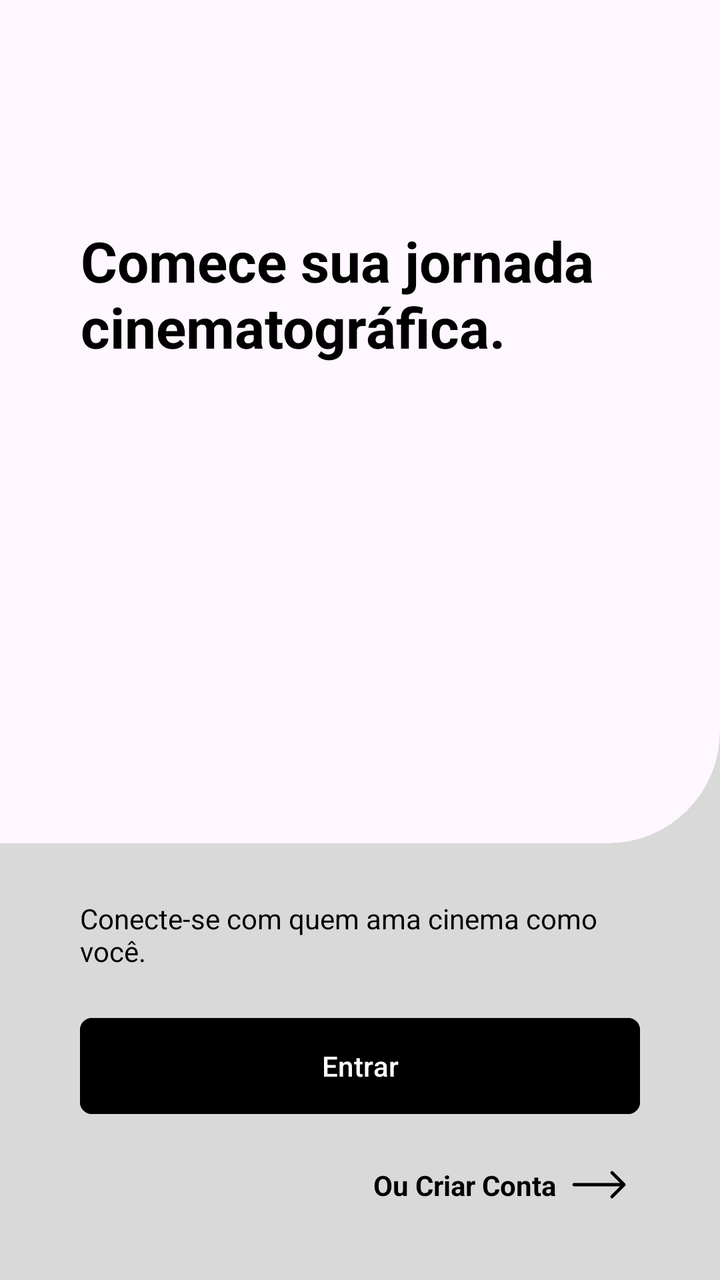
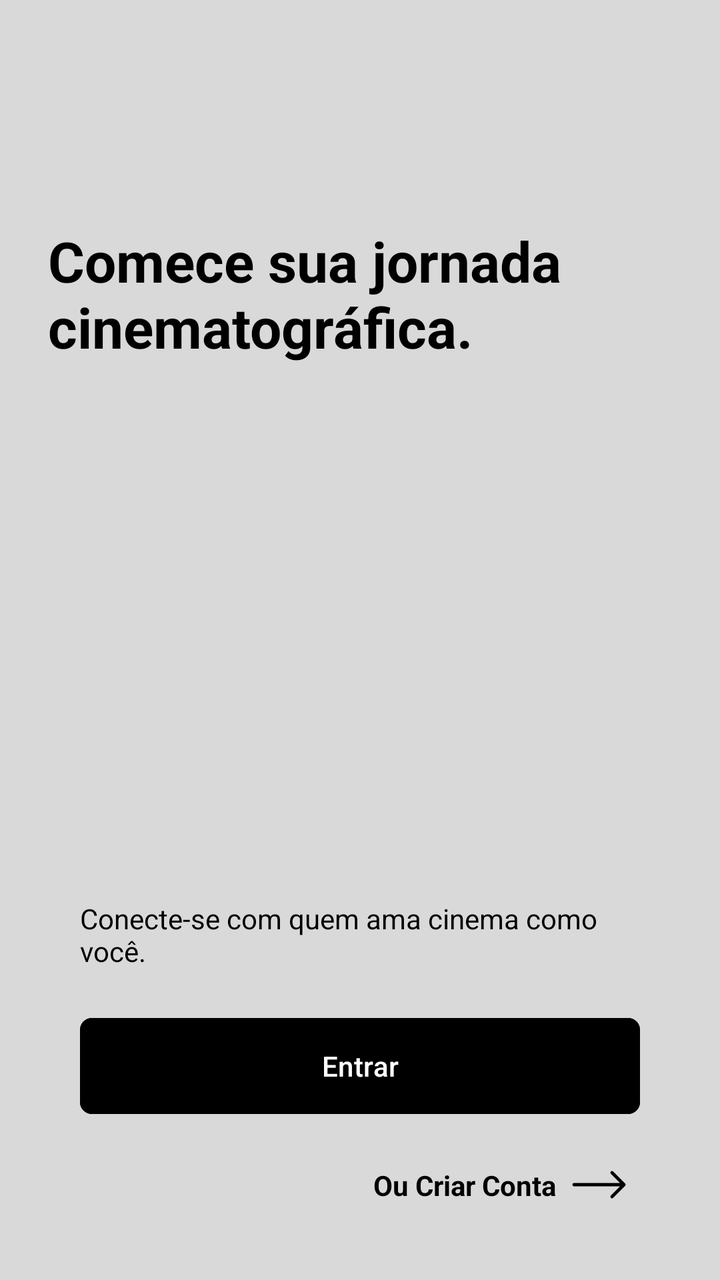

An Android layout rendered at two revisions. The XML below is the earlier revision; the diff shows what the commit changed to produce the second picture.
<!-- AndroidManifest.xml: application theme Theme.CineDiary -->
<!-- res/layout/fragment_welcome.xml -->
<?xml version="1.0" encoding="utf-8"?>
<androidx.constraintlayout.widget.ConstraintLayout
    xmlns:android="http://schemas.android.com/apk/res/android"
    xmlns:app="http://schemas.android.com/apk/res-auto"
    android:layout_width="match_parent"
    android:layout_height="match_parent"
    android:background="@color/cinza_claro">

    
    <com.google.android.material.card.MaterialCardView
        android:id="@+id/cardImagem"
        android:layout_width="0dp"
        android:layout_height="0dp"
        app:cardElevation="0dp"
        app:strokeWidth="0dp"
        app:shapeAppearanceOverlay="@style/Forma.CantoInferiorDireito"
        app:layout_constraintTop_toTopOf="parent"
        app:layout_constraintStart_toStartOf="parent"
        app:layout_constraintEnd_toEndOf="parent"
        app:layout_constraintBottom_toTopOf="@id/painelInferior">

        <FrameLayout
            android:layout_width="match_parent"
            android:layout_height="match_parent">

            <androidx.viewpager2.widget.ViewPager2
                android:id="@+id/pagerCarrossel"
                android:layout_width="match_parent"
                android:layout_height="match_parent" />

            <TextView
                android:layout_width="wrap_content"
                android:layout_height="wrap_content"
                android:layout_gravity="center_vertical"
                android:layout_marginHorizontal="24dp"
                android:layout_marginBottom="64dp"
                android:text="@string/welcome_titulo"
                android:textColor="@color/preto"
                android:textSize="28sp"
                android:textStyle="bold" />

            <com.google.android.material.tabs.TabLayout
                android:id="@+id/tabDots"
                android:layout_width="wrap_content"
                android:layout_height="16dp"
                android:layout_gravity="bottom|start"
                android:layout_marginStart="20dp"
                android:layout_marginBottom="16dp"
                android:background="@android:color/transparent"
                app:tabBackground="@drawable/selector_dot"
                app:tabGravity="start"
                app:tabIndicatorHeight="0dp"
                app:tabMaxWidth="14dp"
                app:tabMinWidth="14dp"
                app:tabMode="fixed"
                app:tabPaddingEnd="0dp"
                app:tabPaddingStart="0dp"
                app:tabRippleColor="@null" />
        </FrameLayout>
    </com.google.android.material.card.MaterialCardView>

    <LinearLayout
        android:id="@+id/painelInferior"
        android:layout_width="0dp"
        android:layout_height="wrap_content"
        android:orientation="vertical"
        android:paddingHorizontal="40dp"
        android:paddingTop="28dp"
        android:paddingBottom="32dp"
        app:layout_constraintBottom_toBottomOf="parent"
        app:layout_constraintStart_toStartOf="parent"
        app:layout_constraintEnd_toEndOf="parent">

        <TextView
            android:layout_width="wrap_content"
            android:layout_height="wrap_content"
            android:text="@string/welcome_subtitulo"
            android:textColor="@color/preto"
            android:textSize="14sp" />

        <com.google.android.material.button.MaterialButton
            android:id="@+id/btnEntrar"
            android:layout_width="match_parent"
            android:layout_height="56dp"
            android:layout_marginTop="20dp"
            android:backgroundTint="@color/preto"
            android:text="@string/entrar"
            android:textAllCaps="false"
            android:textColor="@color/branco"
            app:cornerRadius="6dp" />

        <TextView
            android:id="@+id/txtCriarConta"
            android:layout_width="wrap_content"
            android:layout_height="wrap_content"
            android:layout_gravity="end"
            android:layout_marginTop="16dp"
            android:background="?attr/selectableItemBackground"
            android:drawablePadding="8dp"
            android:gravity="center_vertical"
            android:padding="6dp"
            android:text="@string/ou_criar_conta"
            android:textColor="@color/preto"
            android:textStyle="bold"
            app:drawableEndCompat="@drawable/ic_seta_longa" />
    </LinearLayout>
</androidx.constraintlayout.widget.ConstraintLayout>
<!-- resources referenced by this layout -->
<resources>
  <color name="branco">#FFFFFF</color>
  <color name="cinza_claro">#D9D9D9</color>
  <color name="preto">#000000</color>
  <!-- drawable ic_seta_longa (drawable) -->
  <vector xmlns:android="http://schemas.android.com/apk/res/android"
      android:width="28dp" android:height="16dp"
      android:viewportWidth="28" android:viewportHeight="16">
      <path android:strokeColor="#000000" android:strokeWidth="1.6"
          android:strokeLineCap="round" android:strokeLineJoin="round"
          android:fillColor="#00000000"
          android:pathData="M1,8H26M20,2L26,8L20,14" />
  </vector>
  <!-- drawable selector_dot (drawable) -->
  <?xml version="1.0" encoding="utf-8"?>
  <selector xmlns:android="http://schemas.android.com/apk/res/android">
      <item android:drawable="@drawable/dot_ativo" android:state_selected="true" />
      <item android:drawable="@drawable/dot_inativo" />
  </selector>
  <string name="entrar">Entrar</string>
  <string name="ou_criar_conta">Ou Criar Conta</string>
  <string name="welcome_subtitulo">Conecte-se com quem ama cinema como você.</string>
  <string name="welcome_titulo">Comece sua jornada cinematográfica.</string>
  <style name="Forma.CantoInferiorDireito" parent="">
          <item name="cornerFamily">rounded</item>
          <item name="cornerSizeTopLeft">0dp</item>
          <item name="cornerSizeTopRight">0dp</item>
          <item name="cornerSizeBottomLeft">0dp</item>
          <item name="cornerSizeBottomRight">56dp</item>
      </style>
  <style name="Theme.CineDiary" parent="Theme.Material3.Light.NoActionBar">
          <item name="colorPrimary">@color/preto</item>
          <item name="colorOnPrimary">@color/branco</item>
          <item name="android:windowBackground">@color/fundo_escuro</item>
      </style>
  <!-- drawable dot_ativo (drawable) -->
  <?xml version="1.0" encoding="utf-8"?>
  <layer-list xmlns:android="http://schemas.android.com/apk/res/android">
      <item android:width="8dp" android:height="8dp" android:gravity="center">
          <shape android:shape="oval">
              <solid android:color="@color/branco" />
          </shape>
      </item>
  </layer-list>
  <!-- drawable dot_inativo (drawable) -->
  <?xml version="1.0" encoding="utf-8"?>
  <layer-list xmlns:android="http://schemas.android.com/apk/res/android">
      <item android:width="8dp" android:height="8dp" android:gravity="center">
          <shape android:shape="oval">
              <stroke android:width="1dp" android:color="@color/branco" />
          </shape>
      </item>
  </layer-list>
  <color name="fundo_escuro">#0D0B0E</color>
</resources>

<!-- the commit's change to res/layout/fragment_welcome.xml (unified diff, before → after) -->
@@ -7,57 +7,49 @@
     android:background="@color/cinza_claro">
 
     
-    <com.google.android.material.card.MaterialCardView
-        android:id="@+id/cardImagem"
+    <FrameLayout
+        android:id="@+id/areaImagem"
         android:layout_width="0dp"
         android:layout_height="0dp"
-        app:cardElevation="0dp"
-        app:strokeWidth="0dp"
-        app:shapeAppearanceOverlay="@style/Forma.CantoInferiorDireito"
         app:layout_constraintTop_toTopOf="parent"
         app:layout_constraintStart_toStartOf="parent"
         app:layout_constraintEnd_toEndOf="parent"
         app:layout_constraintBottom_toTopOf="@id/painelInferior">
 
-        <FrameLayout
+        <androidx.viewpager2.widget.ViewPager2
+            android:id="@+id/pagerCarrossel"
             android:layout_width="match_parent"
-            android:layout_height="match_parent">
+            android:layout_height="match_parent" />
 
-            <androidx.viewpager2.widget.ViewPager2
-                android:id="@+id/pagerCarrossel"
-                android:layout_width="match_parent"
-                android:layout_height="match_parent" />
+        <TextView
+            android:layout_width="wrap_content"
+            android:layout_height="wrap_content"
+            android:layout_gravity="center_vertical"
+            android:layout_marginHorizontal="24dp"
+            android:layout_marginBottom="64dp"
+            android:text="@string/welcome_titulo"
+            android:textColor="@color/preto"
+            android:textSize="28sp"
+            android:textStyle="bold" />
 
-            <TextView
-                android:layout_width="wrap_content"
-                android:layout_height="wrap_content"
-                android:layout_gravity="center_vertical"
-                android:layout_marginHorizontal="24dp"
-                android:layout_marginBottom="64dp"
-                android:text="@string/welcome_titulo"
-                android:textColor="@color/preto"
-                android:textSize="28sp"
-                android:textStyle="bold" />
-
-            <com.google.android.material.tabs.TabLayout
-                android:id="@+id/tabDots"
-                android:layout_width="wrap_content"
-                android:layout_height="16dp"
-                android:layout_gravity="bottom|start"
-                android:layout_marginStart="20dp"
-                android:layout_marginBottom="16dp"
-                android:background="@android:color/transparent"
-                app:tabBackground="@drawable/selector_dot"
-                app:tabGravity="start"
-                app:tabIndicatorHeight="0dp"
-                app:tabMaxWidth="14dp"
-                app:tabMinWidth="14dp"
-                app:tabMode="fixed"
-                app:tabPaddingEnd="0dp"
-                app:tabPaddingStart="0dp"
-                app:tabRippleColor="@null" />
-        </FrameLayout>
-    </com.google.android.material.card.MaterialCardView>
+        <com.google.android.material.tabs.TabLayout
+            android:id="@+id/tabDots"
+            android:layout_width="wrap_content"
+            android:layout_height="16dp"
+            android:layout_gravity="bottom|start"
+            android:layout_marginStart="20dp"
+            android:layout_marginBottom="16dp"
+            android:background="@android:color/transparent"
+            app:tabBackground="@drawable/selector_dot"
+            app:tabGravity="start"
+            app:tabIndicatorHeight="0dp"
+            app:tabMaxWidth="14dp"
+            app:tabMinWidth="14dp"
+            app:tabMode="fixed"
+            app:tabPaddingEnd="0dp"
+            app:tabPaddingStart="0dp"
+            app:tabRippleColor="@null" />
+    </FrameLayout>
 
     <LinearLayout
         android:id="@+id/painelInferior"
<!-- resource entries referenced after the edit -->
@@ -22,13 +22,6 @@
   <string name="ou_criar_conta">Ou Criar Conta</string>
   <string name="welcome_subtitulo">Conecte-se com quem ama cinema como você.</string>
   <string name="welcome_titulo">Comece sua jornada cinematográfica.</string>
-  <style name="Forma.CantoInferiorDireito" parent="">
-          <item name="cornerFamily">rounded</item>
-          <item name="cornerSizeTopLeft">0dp</item>
-          <item name="cornerSizeTopRight">0dp</item>
-          <item name="cornerSizeBottomLeft">0dp</item>
-          <item name="cornerSizeBottomRight">56dp</item>
-      </style>
   <style name="Theme.CineDiary" parent="Theme.Material3.Light.NoActionBar">
           <item name="colorPrimary">@color/preto</item>
           <item name="colorOnPrimary">@color/branco</item>
